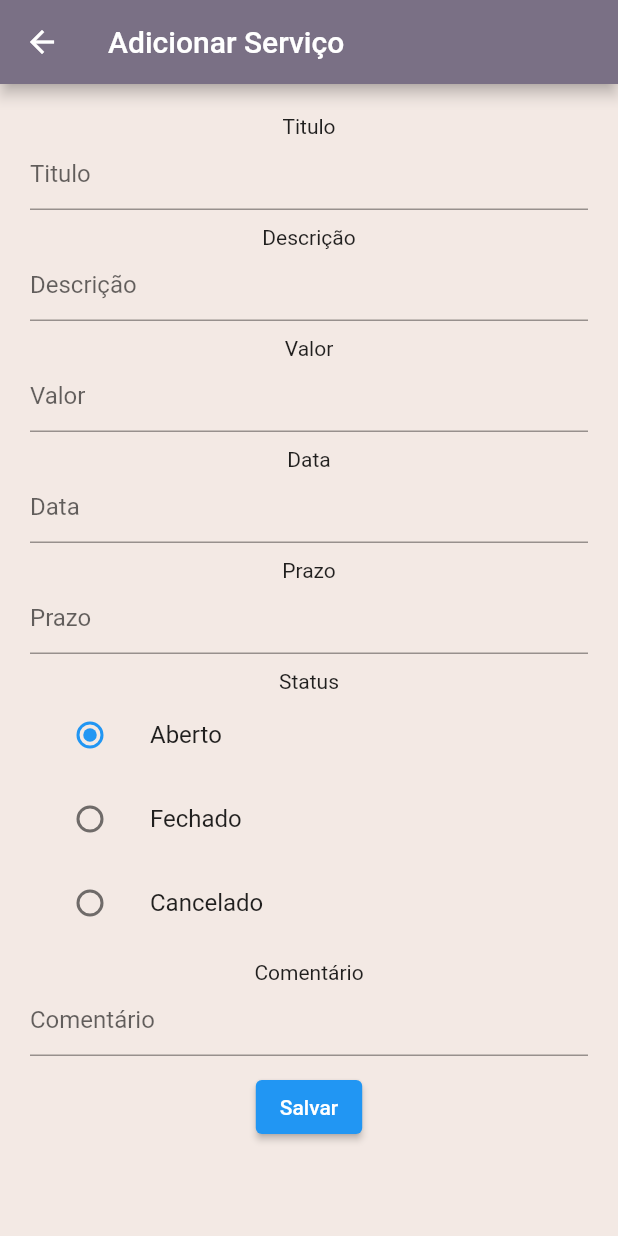
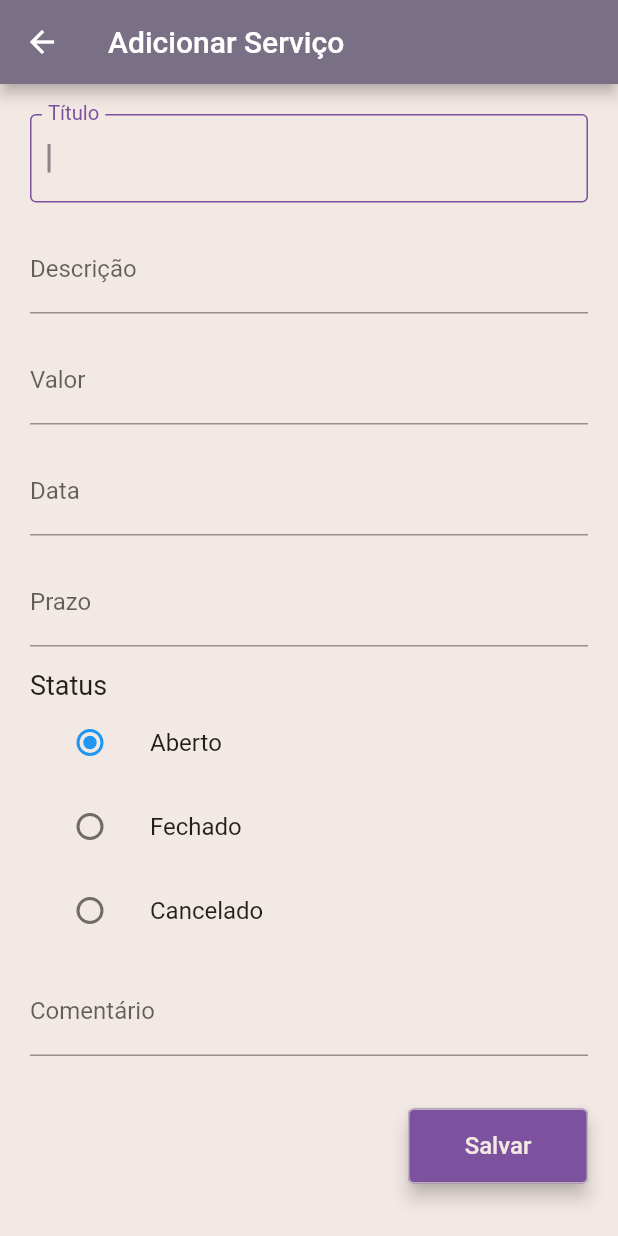
Before and after one commit to jhiltonsantos/apiServices, a Flutter app: the screen it shows after launch, after a tap on the "add" icon, on a phone screen of 412 x 824 dp. Run offline on Flutter 3.47's test engine with Material 2 defaults, Android fonts, the phone set to English and light mode, and no system bars; our stand-ins replace getwidget; network calls fail.

Commit message:
Update AddPage

```diff
--- a/api_service_app/lib/core/colors.dart
+++ b/api_service_app/lib/core/colors.dart
@@ -6,4 +6,4 @@ const Color primaryText = Color.fromRGBO(111, 90, 99, 10);
 const Color secondaryText = Color.fromRGBO(146, 128, 138, 10);
 const Color primaryPurple = Color.fromRGBO(189, 175, 191, 10);
 const Color primaryBrown = Color.fromRGBO(243, 233, 228, 10);
-const Color appBarTextColor = Color.fromRGBO(124, 81, 158, 10);
+const Color appBarTextColor = Color.fromRGBO(124, 81, 158, 50);
--- a/api_service_app/lib/pages/add_service_page.dart
+++ b/api_service_app/lib/pages/add_service_page.dart
@@ -1,6 +1,8 @@
 import 'package:api_service_app/controllers/services_controller.dart';
 import 'package:api_service_app/core/layout_app.dart';
 import 'package:api_service_app/models/service_model.dart';
+import 'package:api_service_app/widgets/button_save_widget.dart';
+import 'package:api_service_app/widgets/text_add_field_widget.dart';
 import 'package:flutter/material.dart';
 
 enum Status { aberto, fechado, cancelado }
@@ -36,104 +38,39 @@ class _AddServicePageState extends State<AddServicePage> {
         child: ListView(
           padding: const EdgeInsets.all(10),
           children: <Widget>[
-            Container(
-                margin: const EdgeInsets.fromLTRB(0, 0, 0, 10),
-                child: Column(children: <Widget>[
-                  const Text('Titulo'),
-                  TextFormField(
-                    controller: _titleController,
-                    decoration: const InputDecoration(
-                      hintText: 'Titulo',
+            TextAddField(
+              titleController: _titleController,
+              title: 'Título',
             ),
-                    validator: (value) {
-                      if (value!.isEmpty) {
-                        return 'Por favor, digite um titulo';
-                      }
-                      return null;
-                    },
+            TextAddField(
+              titleController: _descriptionController,
+              title: 'Descrição',
             ),
-                ])),
-            Container(
-              margin: const EdgeInsets.fromLTRB(0, 0, 0, 10),
-              child: Column(children: <Widget>[
-                const Text('Descrição'),
-                TextFormField(
-                  controller: _descriptionController,
-                  decoration: const InputDecoration(
-                    hintText: 'Descrição',
+            TextAddField(
+              titleController: _valueController,
+              title: 'Valor',
             ),
-                  validator: (value) {
-                    if (value!.isEmpty) {
-                      return 'Por favor, digite uma descrição';
-                    }
-                    return null;
-                  },
+            TextAddField(
+              titleController: _dateController,
+              title: 'Data',
             ),
-              ]),
-            ),
-            Container(
-                margin: const EdgeInsets.fromLTRB(0, 0, 0, 10),
-                child: Column(
-                  children: [
-                    const Text('Valor'),
-                    TextFormField(
-                      controller: _valueController,
-                      decoration: const InputDecoration(
-                        hintText: 'Valor',
-                      ),
-                      validator: (value) {
-                        if (value!.isEmpty) {
-                          return 'Por favor, digite um valor';
-                        }
-                        return null;
-                      },
-                    ),
-                  ],
-                )),
-            Container(
-                margin: const EdgeInsets.fromLTRB(0, 0, 0, 10),
-                child: Column(
-                  children: [
-                    const Text('Data'),
-                    TextFormField(
-                      controller: _dateController,
-                      decoration: const InputDecoration(
-                        hintText: 'Data',
-                      ),
-                      validator: (value) {
-                        if (value!.isEmpty) {
-                          return 'Por favor, digite uma data';
-                        }
-                        return null;
-                      },
-                    ),
-                  ],
-                )),
-            Container(
-              margin: const EdgeInsets.fromLTRB(0, 0, 0, 10),
-              child: Column(
-                children: [
-                  const Text('Prazo'),
-                  TextFormField(
-                    controller: _deadlineController,
-                    decoration: const InputDecoration(
-                      hintText: 'Prazo',
-                    ),
-                    validator: (value) {
-                      if (value!.isEmpty) {
-                        return 'Por favor, digite um prazo';
-                      }
-                      return null;
-                    },
-                  ),
-                ],
-              ),
+            TextAddField(
+              titleController: _deadlineController,
+              title: 'Prazo',
             ),
             Container(
               margin: const EdgeInsets.fromLTRB(0, 0, 0, 10),
               child: Column(
                 children: <Widget>[
-                  const Text('Status'),
+                  const Align(
+                    alignment: Alignment.topLeft,
+                    child: Text(
+                      'Status',
+                      style: TextStyle(
+                        fontSize: 18.0,
+                      ),
+                    ),
+                  ),
                   ListTile(
                     title: const Text('Aberto'),
                     leading: Radio(
@@ -176,31 +113,13 @@ class _AddServicePageState extends State<AddServicePage> {
                 ],
               ),
             ),
-            Container(
-              margin: const EdgeInsets.fromLTRB(0, 0, 0, 10),
-              child: Column(
-                children: <Widget>[
-                  const Text('Comentário'),
-                  TextFormField(
-                    controller: _commentController,
-                    decoration: const InputDecoration(
-                      hintText: 'Comentário',
+            TextAddField(
+              titleController: _commentController,
+              title: 'Comentário',
             ),
-                    validator: (value) {
-                      if (value!.isEmpty) {
-                        return 'Por favor, digite um comentário';
-                      }
-                      return null;
-                    },
-                  ),
-                ],
-              ),
-            ),
-            Container(
-              margin: const EdgeInsets.fromLTRB(0, 0, 0, 10),
-              child: Column(
-                children: <Widget>[
-                  ElevatedButton(
+            const SizedBox(height: 20.0),
+            ButtonSave(
+              title: 'Salvar',
               onPressed: () {
                 api.createService(Service(
                   id: '',
@@ -214,13 +133,6 @@ class _AddServicePageState extends State<AddServicePage> {
                 ));
                 Navigator.pop(context);
               },
-                    child: const Text(
-                      'Salvar',
-                      style: TextStyle(color: Colors.white),
-                    ),
-                  ),
-                ],
-              ),
             ),
           ],
         ),
--- /dev/null
+++ b/api_service_app/lib/widgets/button_save_widget.dart
@@ -0,0 +1,35 @@
+import 'package:api_service_app/core/colors.dart';
+import 'package:flutter/material.dart';
+
+class ButtonSave extends StatelessWidget {
+  const ButtonSave({
+    Key? key,
+    this.onPressed,
+    required this.title,
+  }) : super(key: key);
+
+  final onPressed;
+  final String title;
+
+  @override
+  Widget build(BuildContext context) {
+    return Align(
+      alignment: Alignment.centerRight,
+      child: ElevatedButton(
+        child: Text(
+          title,
+          style: const TextStyle(color: primaryBrown, fontSize: 16.0),
+        ),
+        style: ElevatedButton.styleFrom(
+          onPrimary: primaryBrown,
+          primary: appBarTextColor,
+          onSurface: Colors.grey,
+          side: const BorderSide(color: primaryPurple, width: 1),
+          elevation: 5.0,
+          minimumSize: const Size(120, 50),
+        ),
+        onPressed: onPressed,
+      ),
+    );
+  }
+}
--- /dev/null
+++ b/api_service_app/lib/widgets/text_add_field_widget.dart
@@ -0,0 +1,52 @@
+import 'package:api_service_app/core/colors.dart';
+import 'package:flutter/material.dart';
+
+class TextAddField extends StatelessWidget {
+  const TextAddField({
+    Key? key,
+    required TextEditingController titleController,
+    required this.title,
+  })  : _titleController = titleController,
+        super(key: key);
+
+  final TextEditingController _titleController;
+  final String title;
+
+  @override
+  Widget build(BuildContext context) {
+    return Padding(
+      padding: const EdgeInsets.only(bottom: 15.0),
+      child: TextFormField(
+        controller: _titleController,
+        autofocus: true,
+        keyboardType: title == 'Valor'
+            ? TextInputType.number
+            : (title == 'Data' || title == 'Prazo'
+                ? TextInputType.datetime
+                : TextInputType.text),
+        cursorColor: secondaryText,
+        decoration: InputDecoration(
+            labelText: title,
+            floatingLabelStyle: const TextStyle(
+              color: appBarTextColor,
+              fontSize: 18.0,
+            ),
+            border: const UnderlineInputBorder(
+              borderSide: BorderSide(color: appBarTextColor),
+            ),
+            focusedBorder: const OutlineInputBorder(
+              borderSide: BorderSide(
+                style: BorderStyle.solid,
+                color: appBarTextColor,
+              ),
+            )),
+        validator: (value) {
+          if (value!.isEmpty) {
+            return 'Por favor, digite um $title';
+          }
+          return null;
+        },
+      ),
+    );
+  }
+}
```
Lines whose indentation alone changed are shown as unchanged.
